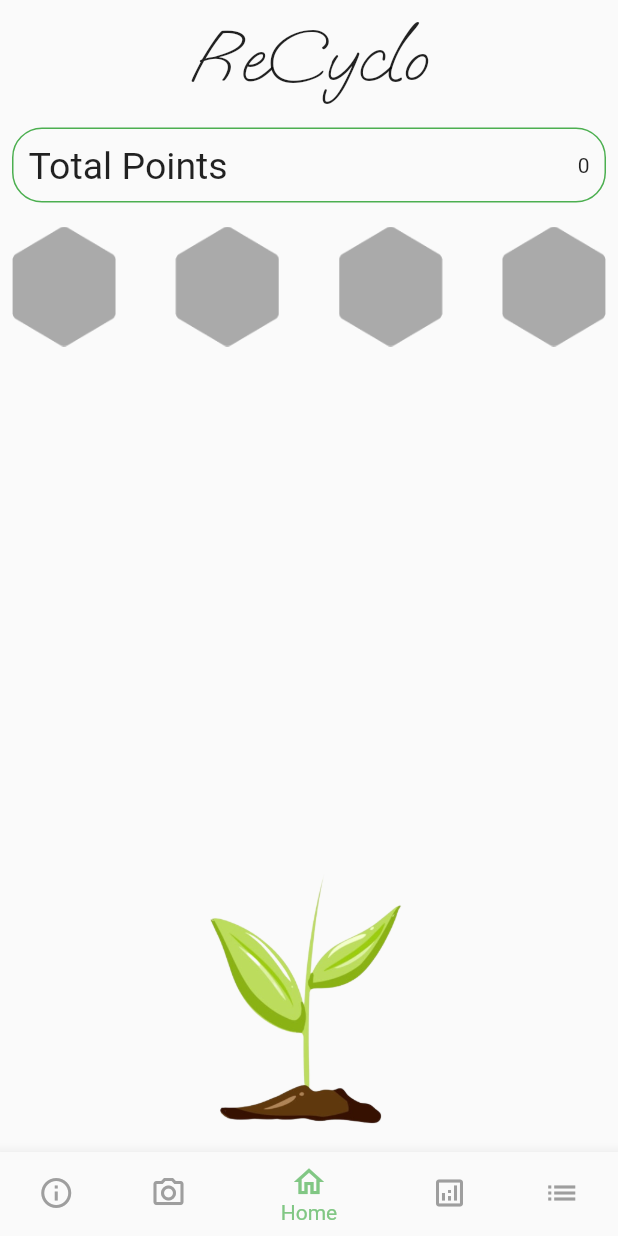
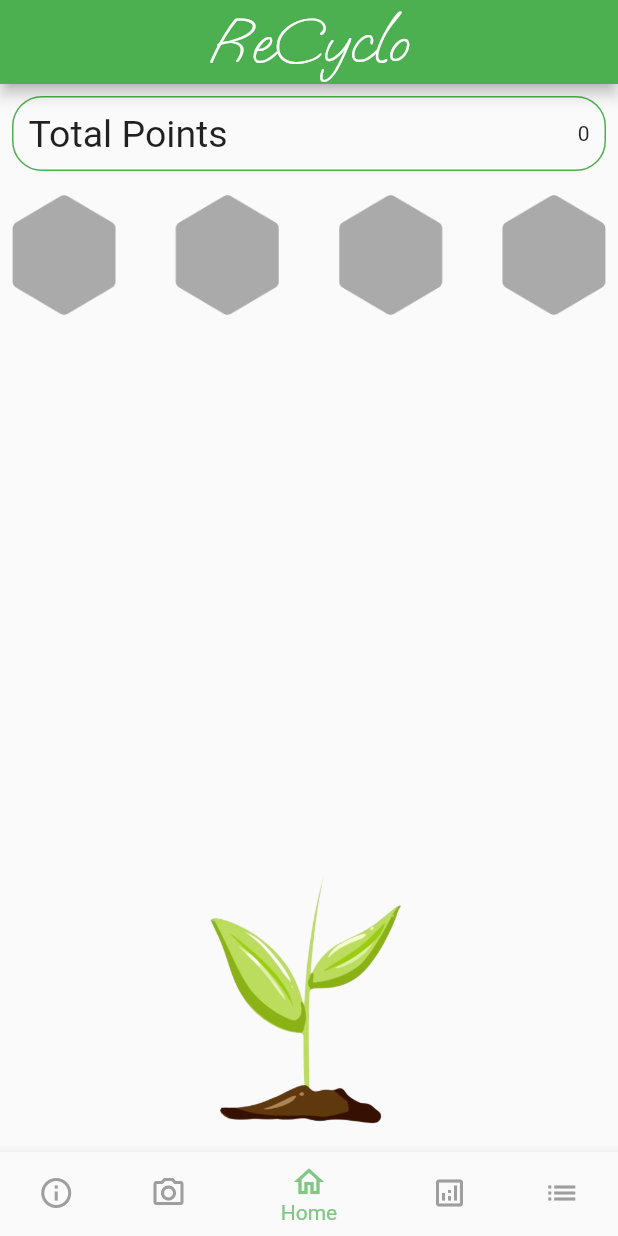
Before and after one commit to Artificially-Intelligent-Schulich/-Artificially-Intelligent, a Flutter app: the screen it shows after launch, on a phone screen of 412 x 824 dp. Run offline on Flutter 3.47's test engine with Material 2 defaults, Android fonts, the light colour scheme and no system bars; our stand-ins replace fluttertoast, go_router.

Commit message:
Added in app bar

```diff
--- a/recyclo/lib/main.dart
+++ b/recyclo/lib/main.dart
@@ -47,11 +47,6 @@ class _RecycloStatefulState extends State<RecycloStateful> {
   Widget getWiget() {
     if (_selectedIndex == 0) {
       return InfoWidget();
-      // return const Text(
-      //   'Index 0: Info',
-      //   style: optionStyle,
-      // );
-
     } else if (_selectedIndex == 1) {
       return Scaffold(
         body: SafeArea(child: Scanner()),
@@ -64,14 +59,10 @@ class _RecycloStatefulState extends State<RecycloStateful> {
         style: optionStyle,
       );
     } else if (_selectedIndex == 4) {
-      /*return const Text(
-        'Index 4: List',
-        style: optionStyle,
-      );*/
       return const ItemList();
     } else {
       return Container(
-        child: const Text('This works'),
+        child: const Text('ReCyclo'),
       );
     }
   }
@@ -80,6 +71,12 @@ class _RecycloStatefulState extends State<RecycloStateful> {
   Widget build(BuildContext context) {
     user.setupUser;
     return Scaffold(
+      appBar: AppBar(
+        backgroundColor: Colors.green,
+        title: const Text('ReCyclo'),
+        centerTitle: true,
+        titleTextStyle: const TextStyle(fontSize: 42, fontFamily: 'OoohBaby'),
+      ),
       body: SafeArea(child: getWiget()),
       bottomNavigationBar: BottomNavigationBar(
         items: const <BottomNavigationBarItem>[
--- a/recyclo/lib/widgets/home_widget.dart
+++ b/recyclo/lib/widgets/home_widget.dart
@@ -17,13 +17,6 @@ class HomeWidget extends StatelessWidget {
       child: Scaffold(
         body: Column(
           children: <Widget>[
-            const Padding(
-              padding: EdgeInsets.all(8.0),
-              child: Text(
-                'ReCyclo',
-                style: TextStyle(fontSize: 50, fontFamily: 'OoohBaby'),
-              ),
-            ),
             Padding(
               padding: const EdgeInsets.all(8.0),
               child: Container(
--- a/recyclo/pubspec.yaml
+++ b/recyclo/pubspec.yaml
@@ -40,6 +40,7 @@ dependencies:
   url_launcher: ^6.1.10
   fluttertoast: ^8.2.1
   http: ^0.13.5
+  syncfusion_flutter_charts: ^21.1.41
 
 dev_dependencies:
   flutter_test:
```
Also changed, not shown: recyclo/lib/widgets/analysis_histogram.dart (deleted, +0 -21 lines), recyclo/pubspec.lock, 1 other file.
